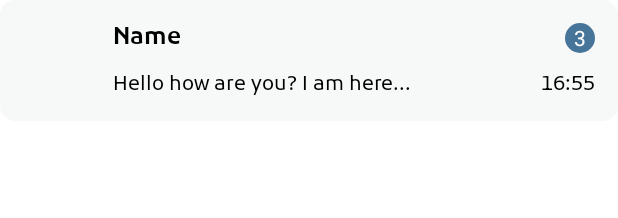
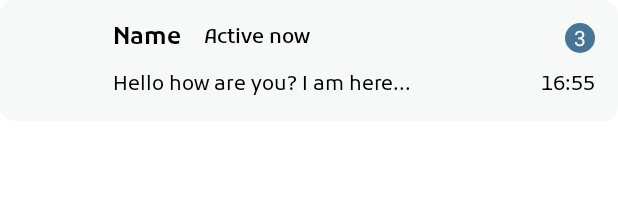
Before and after one commit to DariaVolosh/messenger, an Android app: the layout holder_chat.xml on its own in the app's theme, with its tools: preview values and no code run, on a phone screen of 412 x 824 dp. Shown: the top 218 px of the screen. Run offline under Robolectric (Android 15) with nearby library versions, the phone set to English and light mode, and no system bars.

```diff
--- a/app/src/main/java/com/example/messenger/presenter/friendsAndRequests/FriendsViewModel.kt
+++ b/app/src/main/java/com/example/messenger/presenter/friendsAndRequests/FriendsViewModel.kt
@@ -15,9 +15,7 @@ import com.example.messenger.domain.LoadImageUseCase
 import com.example.messenger.domain.UpdateUserUseCase
 import kotlinx.coroutines.launch
 import javax.inject.Inject
-import javax.inject.Singleton
 
-@Singleton
 class FriendsViewModel @Inject constructor(
     private val getCurrentUserObjectUseCase: GetCurrentUserObjectUseCase,
     private val getUserListFromUserIdListUseCase: GetUserListFromUserIdListUseCase,
--- a/app/src/main/java/com/example/messenger/presenter/messages/MessagesFragment.kt
+++ b/app/src/main/java/com/example/messenger/presenter/messages/MessagesFragment.kt
@@ -126,10 +126,6 @@ class MessagesFragment : Fragment() {
                     setTextColor(ContextCompat.getColor(context, R.color.red))
                 }
             }
-
-            binding.onlineStatus.text =
-                if (online) getString(R.string.active_now)
-                else getString(R.string.offline)
         }
     }
 }
--- a/app/src/main/res/layout/holder_chat.xml
+++ b/app/src/main/res/layout/holder_chat.xml
@@ -29,6 +29,20 @@
         app:layout_constraintStart_toEndOf="@+id/main_photo"
         app:layout_constraintTop_toTopOf="parent"
         tools:text="Name" />
+
+    <TextView
+        android:id="@+id/online"
+        android:layout_width="wrap_content"
+        android:layout_height="wrap_content"
+        android:fontFamily="@font/kufam_medium"
+        android:includeFontPadding="false"
+        android:textColor="@color/black"
+        android:textSize="@dimen/_13sp"
+        android:paddingStart="@dimen/_15dp"
+        app:layout_constraintBottom_toBottomOf="@+id/name"
+        app:layout_constraintStart_toEndOf="@+id/name"
+        app:layout_constraintTop_toTopOf="@+id/name"
+        tools:text="Active now" />
 
     <TextView
         android:layout_width="@dimen/_20dp"
```
Also changed, not shown: app/src/main/java/com/example/messenger/data/repositories/UserRepository.kt (+42 -8 lines), app/src/main/java/com/example/messenger/domain/GetOnlineStatusFlowListUseCase.kt (added, +16 -0 lines), app/src/main/java/com/example/messenger/presenter/chats/ChatsAdapter.kt (+26 -0 lines), app/src/main/java/com/example/messenger/presenter/chats/ChatsFragment.kt (+7 -0 lines), app/src/main/java/com/example/messenger/presenter/chats/ChatsViewModel.kt (+11 -0 lines).
